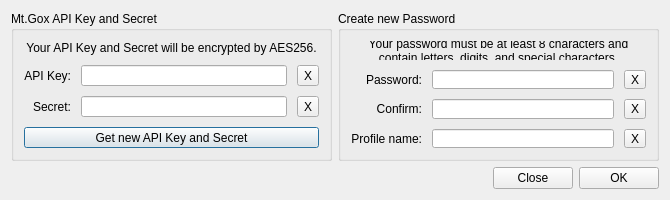
JulyIghor/QtBitcoinTrader, file src/newpassworddialog.ui: the form before one commit.
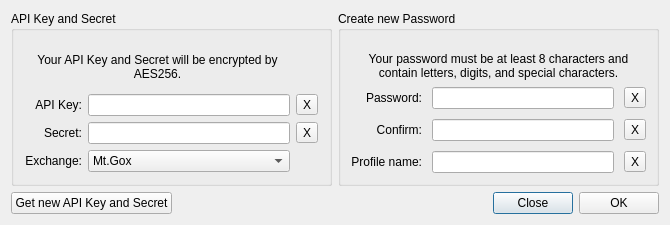
The form after the commit.

Diff of the .ui file:
```diff
--- a/src/newpassworddialog.ui
+++ b/src/newpassworddialog.ui
@@ -7,7 +7,7 @@
     <x>0</x>
     <y>0</y>
     <width>670</width>
-    <height>200</height>
+    <height>225</height>
    </rect>
   </property>
   <property name="sizePolicy">
@@ -44,29 +44,9 @@
       <string>TR00097</string>
      </property>
      <property name="title">
-      <string>Mt.Gox API Key and Secret</string>
+      <string>API Key and Secret</string>
      </property>
      <layout class="QGridLayout" name="gridLayout_2">
-      <property name="margin">
-       <number>10</number>
-      </property>
-      <property name="spacing">
-       <number>10</number>
-      </property>
-      <item row="1" column="2">
-       <widget class="QToolButton" name="clearRestKey">
-        <property name="text">
-         <string>X</string>
-        </property>
-       </widget>
-      </item>
-      <item row="2" column="1">
-       <widget class="QLineEdit" name="restSignLine">
-        <property name="echoMode">
-         <enum>QLineEdit::Password</enum>
-        </property>
-       </widget>
-      </item>
       <item row="1" column="0">
        <widget class="QLabel" name="label_2">
         <property name="sizePolicy">
@@ -89,7 +69,7 @@
         </property>
        </widget>
       </item>
-      <item row="0" column="0" colspan="3">
+      <item row="0" column="0" colspan="2">
        <widget class="QLabel" name="label_4">
         <property name="sizePolicy">
          <sizepolicy hsizetype="Expanding" vsizetype="Maximum">
@@ -100,7 +80,7 @@
         <property name="minimumSize">
          <size>
           <width>0</width>
-          <height>0</height>
+          <height>50</height>
          </size>
         </property>
         <property name="accessibleName">
@@ -120,6 +100,13 @@
         </property>
        </widget>
       </item>
+      <item row="2" column="1">
+       <widget class="QLineEdit" name="restSignLine">
+        <property name="echoMode">
+         <enum>QLineEdit::Password</enum>
+        </property>
+       </widget>
+      </item>
       <item row="1" column="1">
        <widget class="QLineEdit" name="restKeyLine">
         <property name="echoMode">
@@ -127,6 +114,13 @@
         </property>
        </widget>
       </item>
+      <item row="1" column="2">
+       <widget class="QToolButton" name="clearRestKey">
+        <property name="text">
+         <string>X</string>
+        </property>
+       </widget>
+      </item>
       <item row="2" column="0">
        <widget class="QLabel" name="label_3">
         <property name="sizePolicy">
@@ -156,14 +150,40 @@
         </property>
        </widget>
       </item>
-      <item row="3" column="0" colspan="3">
-       <widget class="QPushButton" name="getApiKeySecretButton">
+      <item row="3" column="0">
+       <widget class="QLabel" name="exchangeLabel">
+        <property name="sizePolicy">
+         <sizepolicy hsizetype="Preferred" vsizetype="Preferred">
+          <horstretch>0</horstretch>
+          <verstretch>0</verstretch>
+         </sizepolicy>
+        </property>
         <property name="accessibleName">
-         <string>TR00107</string>
+         <string>EXCHANGE</string>
         </property>
         <property name="text">
-         <string>Get new API Key and Secret</string>
+         <string>Exchange:</string>
         </property>
+        <property name="alignment">
+         <set>Qt::AlignRight|Qt::AlignTrailing|Qt::AlignVCenter</set>
+        </property>
+        <property name="buddy">
+         <cstring>restSignLine</cstring>
+        </property>
+       </widget>
+      </item>
+      <item row="3" column="1">
+       <widget class="QComboBox" name="exchangeComboBox">
+        <item>
+         <property name="text">
+          <string>Mt.Gox</string>
+         </property>
+        </item>
+        <item>
+         <property name="text">
+          <string>BTC-E</string>
+         </property>
+        </item>
        </widget>
       </item>
      </layout>
@@ -219,6 +239,16 @@
        </property>
       </spacer>
      </item>
+     <item row="0" column="0">
+      <widget class="QPushButton" name="getApiKeySecretButton">
+       <property name="accessibleName">
+        <string>TR00107</string>
+       </property>
+       <property name="text">
+        <string>Get new API Key and Secret</string>
+       </property>
+      </widget>
+     </item>
     </layout>
    </item>
    <item row="0" column="1">
@@ -319,7 +349,7 @@
         <property name="minimumSize">
          <size>
           <width>0</width>
-          <height>0</height>
+          <height>50</height>
          </size>
         </property>
         <property name="accessibleName">
```
Left out of the diff: 1 changed line with no effect on the pictures.
